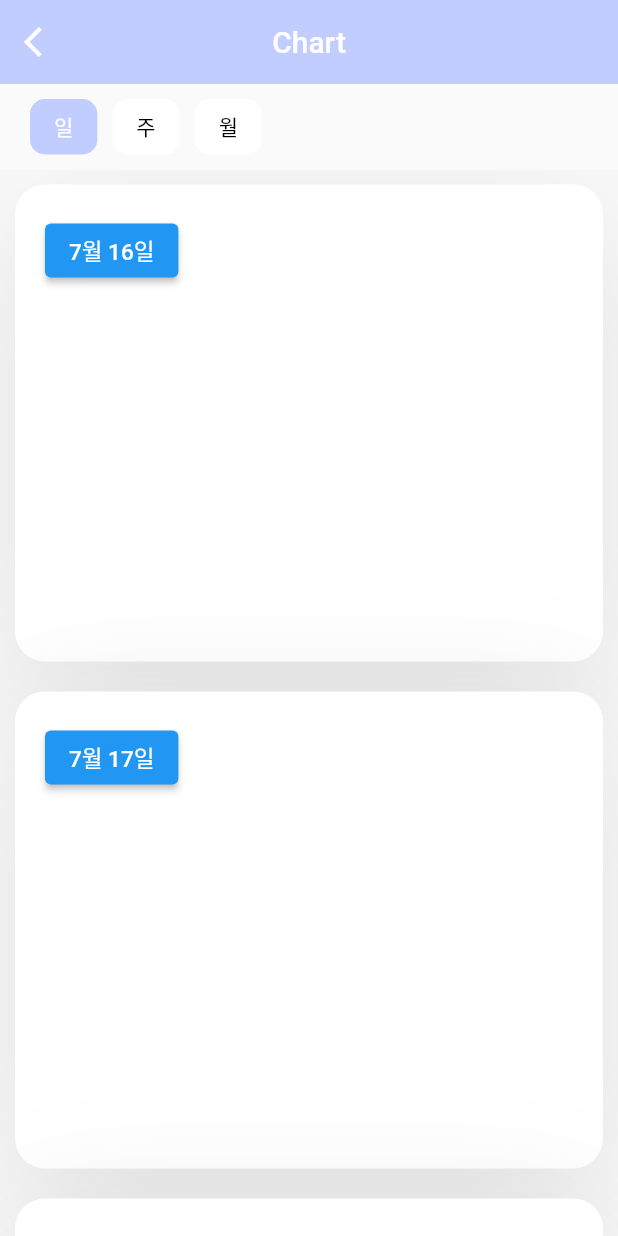
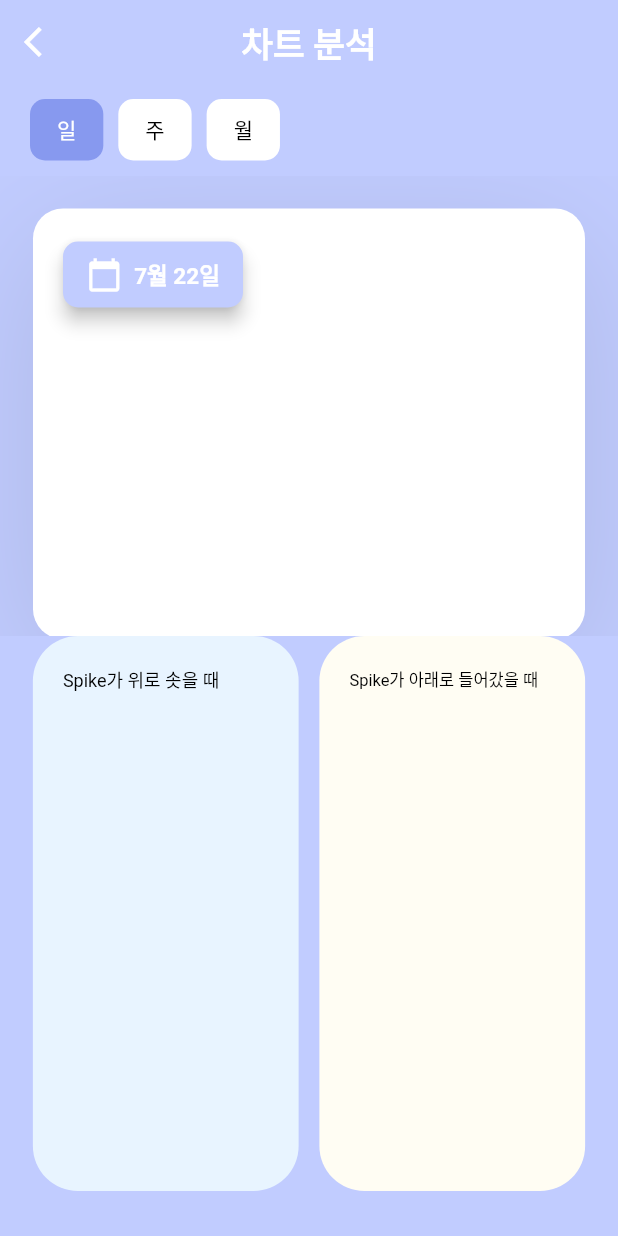
Before and after one commit to 2023-Summer-Bootcamp-Team-K/Fit-A-Pet-frontend, a Flutter app: the screen it shows after launch, after a tap on "혈당차트", on a phone screen of 412 x 824 dp. Run offline on Flutter 3.47's test engine with Material 2 defaults, Android fonts, the phone set to English and light mode, and no system bars; drawn by our look-alikes of fl_chart; our stand-ins replace flutter_local_notifications, flutter_svg, image_picker, timezone; missing offline and left inert: time_picker_spinner; network calls fail.

```diff
--- a/frontend/lib/screens/chart_screen.dart
+++ b/frontend/lib/screens/chart_screen.dart
@@ -12,26 +12,18 @@ class ChartScreen extends StatefulWidget {
 
 class _ChartScreenState extends State<ChartScreen> {
   int _selectedIndex = 0;
-  List<DateTime> dates = [];
+  DateTime selectedDate = DateTime.now();
   int petId = 105;
   List<Widget> _chartWidgets = [];
 
   @override
   void initState() {
     super.initState();
-    _setDates(DateTime.now());
     _chartWidgets = [
       DailyChart(petId),
       WeeklyChart(),
       MonthlyChart(),
     ];
-  }
-
-  void _setDates(DateTime selectedDate) {
-    dates.clear();
-    for (int i = 6; i >= 0; i--) {
-      dates.add(selectedDate.subtract(Duration(days: i)));
-    }
   }
 
   void _onTogglePressed(int index) {
@@ -41,23 +33,27 @@ class _ChartScreenState extends State<ChartScreen> {
   }
 
   Future<void> _showDatePicker(BuildContext context) async {
-    final initialDate = dates[0];
-    final DateTime? selectedDate = await showDatePicker(
+    final DateTime? pickedDate = await showDatePicker(
       context: context,
-      initialDate: initialDate,
+      initialDate: selectedDate,
       firstDate: DateTime(2022),
       lastDate: DateTime.now(),
       initialEntryMode: DatePickerEntryMode.calendarOnly,
     );
 
-    if (selectedDate != null) {
-      _setDates(selectedDate);
+    if (pickedDate != null && pickedDate != selectedDate) {
+      setState(() {
+        selectedDate = pickedDate;
+      });
+      String formattedDate = "${selectedDate.month}월 ${selectedDate.day}일";
+      print('Formatted Date: $formattedDate');
     }
   }
 
   @override
   Widget build(BuildContext context) {
     return Scaffold(
+      backgroundColor: kPrimaryColor,
       resizeToAvoidBottomInset: false,
       appBar: buildDetailsAppBar(context),
       body: Column(
@@ -73,10 +69,10 @@ class _ChartScreenState extends State<ChartScreen> {
                     _onTogglePressed(0);
                   },
                   child: Container(
-                    padding: EdgeInsets.symmetric(vertical: 8, horizontal: 16),
+                    padding: EdgeInsets.symmetric(vertical: 10, horizontal: 18),
                     decoration: BoxDecoration(
                       borderRadius: BorderRadius.circular(10),
-                      color: _selectedIndex == 0 ? kPrimaryColor : Colors.white,
+                      color: _selectedIndex == 0 ? Color.fromARGB(255, 135, 153, 239) : Colors.white,
                     ),
                     child: Text(
                       "일",
@@ -92,10 +88,10 @@ class _ChartScreenState extends State<ChartScreen> {
                     _onTogglePressed(1);
                   },
                   child: Container(
-                    padding: EdgeInsets.symmetric(vertical: 8, horizontal: 16),
+                    padding: EdgeInsets.symmetric(vertical: 10, horizontal: 18),
                     decoration: BoxDecoration(
                       borderRadius: BorderRadius.circular(10),
-                      color: _selectedIndex == 1 ? kPrimaryColor : Colors.white,
+                      color: _selectedIndex == 1 ? Color.fromARGB(255, 135, 153, 239) : Colors.white,
                     ),
                     child: Text(
                       "주",
@@ -111,10 +107,10 @@ class _ChartScreenState extends State<ChartScreen> {
                     _onTogglePressed(2);
                   },
                   child: Container(
-                    padding: EdgeInsets.symmetric(vertical: 8, horizontal: 16),
+                    padding: EdgeInsets.symmetric(vertical: 10, horizontal: 18),
                     decoration: BoxDecoration(
                       borderRadius: BorderRadius.circular(10),
-                      color: _selectedIndex == 2 ? kPrimaryColor : Colors.white,
+                      color: _selectedIndex == 2 ? Color.fromARGB(255, 135, 153, 239) : Colors.white,
                     ),
                     child: Text(
                       "월",
@@ -130,10 +126,10 @@ class _ChartScreenState extends State<ChartScreen> {
           SizedBox(height: 10),
           Expanded(
             child: ListView.builder(
-              padding: EdgeInsets.all(10),
-              itemCount: dates.length,
+              padding: EdgeInsets.all(22),
+              itemCount: 1,
               itemBuilder: (context, index) {
-                DateTime currentDate = dates[index];
+                String formattedDate = "${selectedDate.month}월 ${selectedDate.day}일";
                 return Container(
                   margin: EdgeInsets.only(bottom: 20),
                   padding: EdgeInsets.all(20),
@@ -151,23 +147,90 @@ class _ChartScreenState extends State<ChartScreen> {
                   child: Column(
                     crossAxisAlignment: CrossAxisAlignment.start,
                     children: <Widget>[
-                      ElevatedButton(
-                        onPressed: () async {
-                          await _showDatePicker(context);
-                        },
-                        child: Text(
-                          "${currentDate.month}월 ${currentDate.day}일",
-                          style: TextStyle(
-                            fontSize: 15,
+                      SizedBox(
+                        width: 120,
+                        child: ElevatedButton(
+                          onPressed: () async {
+                            await _showDatePicker(context);
+                          },
+                          style: ElevatedButton.styleFrom(
+                            primary: kPrimaryColor,
+                            padding: EdgeInsets.symmetric(vertical: 10, horizontal: 14),
+                            shape: RoundedRectangleBorder(borderRadius: BorderRadius.circular(10)),
+                            elevation: 5,
+                          ),
+                          child: Row(
+                            mainAxisAlignment: MainAxisAlignment.center,
+                            children: [
+                              Icon(
+                                  Icons.calendar_today,
+                                  color: Colors.white,
+                              ),
+                              SizedBox(width: 8),
+                             Text(
+                                "${selectedDate.month}월 ${selectedDate.day}일",
+                                style: TextStyle(
+                                  fontSize: 15,
+                                  color: Colors.white,
+                                  fontWeight: FontWeight.bold,
+                                ),
+                              ),
+                            ],
                           ),
                         ),
                       ),
-                      SizedBox(height: 70),
+                      SizedBox(height: 50),
                       _chartWidgets[_selectedIndex],
                     ],
                   ),
                 );
               },
+            ),
+          ),
+          Container(
+            padding: EdgeInsets.fromLTRB(20, 0, 20, 20),
+            alignment: Alignment.bottomCenter,
+            child: Column(
+              children: [
+                Row(
+                  mainAxisAlignment: MainAxisAlignment.spaceEvenly,
+                  children: [
+                    Container(
+                      height: 370,
+                      width: MediaQuery.of(context).size.width * 0.43,
+                      padding: EdgeInsets.all(20),
+                      decoration: BoxDecoration(
+                        color: Color.fromARGB(255, 232, 244, 255),
+                        borderRadius: BorderRadius.circular(30),
+                      ),
+                      child: Text(
+                        'Spike가 위로 솟을 때',
+                        style: TextStyle(
+                        color: Colors.black,
+                        fontSize: 12,
+                        ),
+                      ),
+                    ),
+                    SizedBox(width: 10),
+                    Container(
+                      height: 370,
+                      width: MediaQuery.of(context).size.width * 0.43,
+                      padding: EdgeInsets.all(20),
+                      decoration: BoxDecoration(
+                        color: Color.fromARGB(255, 255, 253, 243),
+                        borderRadius: BorderRadius.circular(30),
+                      ),
+                      child: Text(
+                        'Spike가 아래로 들어갔을 때',
+                        style: TextStyle(
+                          color: Colors.black,
+                          fontSize: 11),
+                      ),
+                    ),
+                  ],
+                ),
+                SizedBox(height: 10),
+              ],
             ),
           ),
         ],
@@ -179,8 +242,12 @@ class _ChartScreenState extends State<ChartScreen> {
     return AppBar(
       elevation: 0,
       centerTitle: true,
-      title: Text("Chart"),
-      backgroundColor: Color(0xFFC1CCFF),
+      title: Text("차트 분석"),
+      titleTextStyle: TextStyle(
+        fontWeight: FontWeight.bold,
+        fontSize: 23,
+      ),
+      backgroundColor: kPrimaryColor,
       leading: GestureDetector(
         onTap: () {
           Navigator.push(
--- a/frontend/lib/widgets/daily_chart.dart
+++ b/frontend/lib/widgets/daily_chart.dart
@@ -30,29 +30,36 @@ class _DailyChartPageState extends State<DailyChart> {
         dynamic jsonData = json.decode(response.body);
         print('jsonData: $jsonData');
 
-        if (jsonData['time_range_data_list'] is List<dynamic>) {
-          List<dynamic> dataList = jsonData['time_range_data_list'];
+        if (jsonData['data_list'] is List<dynamic>) {
+          List<dynamic> dataList = jsonData['data_list'];
 
-          List<Map<String, dynamic>> validDataList = dataList.where((item) {
-            final timestamp = item['timestamp'] as String?;
-            final bloodsugar = item['bloodsugar'] as int?;
+          List validDataList = dataList.expand((item) {
+            final date = item['date'] as String?;
+            final data = item['data'] as List<dynamic>?;
 
-            return timestamp != null && bloodsugar != null;
-          }).map((item) {
-            final timestamp = item['timestamp'] as String;
-            final bloodsugar = item['bloodsugar'] as int;
+            if (date != null && data != null && data.isNotEmpty) {
+              return data.map((innerItem) {
+                final timestamp = innerItem['timestamp'] as String;
+                final bloodsugar = innerItem['bloodsugar'] as int?;
 
+                if (bloodsugar != null) {
                   return {
                     'timestamp': DateTime.parse(timestamp),
                     'bloodsugar': bloodsugar,
                   };
+                }
+                return null;
+              }).whereType<Map<String, dynamic>>().toList();
+            }
+
+            return [];
           }).toList();
 
           setState(() {
-            chartData = validDataList;
+            chartData = validDataList.cast<Map<String, dynamic>>(); // 타입 캐스팅 추가
           });
         } else {
-          print('Invalid response format: "time_range_data_list" is not a List');
+          print('Invalid response format: "data_list" is not a List');
         }
       } catch (e) {
         print('Error parsing response data: $e');
@@ -62,6 +69,8 @@ class _DailyChartPageState extends State<DailyChart> {
     }
   }
 
+  final double lowerValue = 80.0;
+  final double upperValue = 120.0;
   @override
   Widget build(BuildContext context) {
     return AspectRatio(
@@ -82,10 +91,15 @@ class _DailyChartPageState extends State<DailyChart> {
               isCurved: true,
               dotData: FlDotData(show: false),
               belowBarData: BarAreaData(show: false),
-              color: kPrimaryColor,
+              color: Color.fromARGB(255, 135, 153, 239),
               barWidth: 4,
             ),
           ],
+          lineTouchData: LineTouchData(
+            touchTooltipData: LineTouchTooltipData(
+              tooltipBgColor: Colors.blueAccent,
+              ),
+           ),
          ),
        ),
     );
```
Lines whose indentation alone changed are shown as unchanged.
